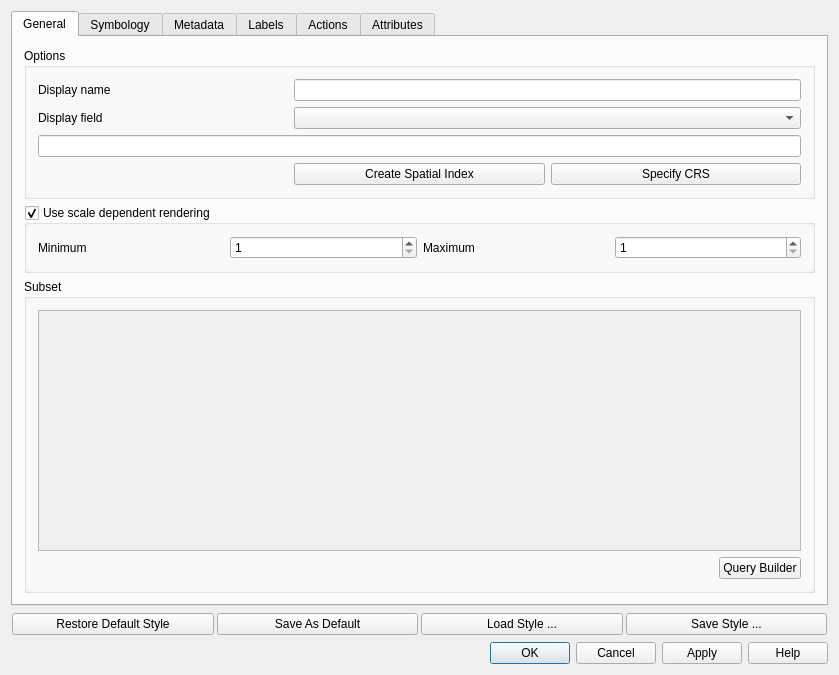
The window that qgis/src/ui/qgsvectorlayerpropertiesbase.ui (sourcepole/qgis) describes before a commit, drawn with Qt 5.
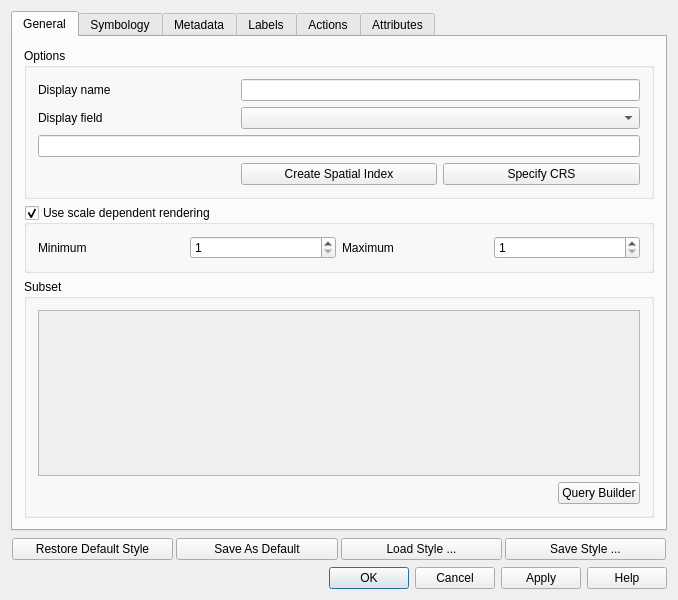
The same window after the commit. Icons and pictures are not drawn.

The edit to the form file:
```diff
--- a/qgis/src/ui/qgsvectorlayerpropertiesbase.ui
+++ b/qgis/src/ui/qgsvectorlayerpropertiesbase.ui
@@ -1,12 +1,12 @@
 <ui version="4.0" >
  <class>QgsVectorLayerPropertiesBase</class>
- <widget class="QDialog" name="QgsVectorLayerPropertiesBase" >
-  <property name="geometry" >
+ <widget class="QDialog" name="QgsVectorLayerPropertiesBase">
+  <property name="geometry">
    <rect>
     <x>0</x>
     <y>0</y>
-    <width>839</width>
-    <height>675</height>
+    <width>678</width>
+    <height>600</height>
    </rect>
   </property>
   <property name="minimumSize" >
@@ -597,7 +597,7 @@
    </item>
   </layout>
  </widget>
- <layoutdefault spacing="6" margin="11" />
+ <layoutdefault spacing="6" margin="11"/>
  <tabstops>
   <tabstop>legendtypecombobox</tabstop>
   <tabstop>sliderTransparency</tabstop>
```
Left out of the diff: 427 changed lines with no effect on the pictures.
